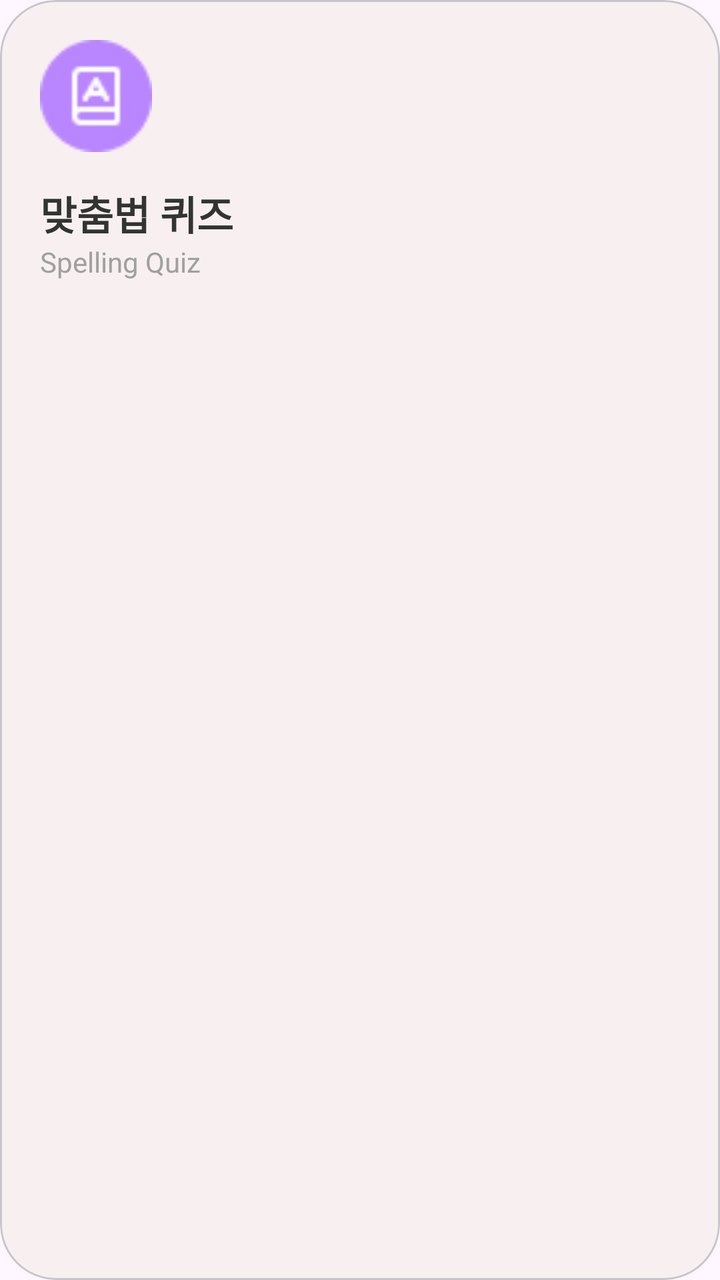
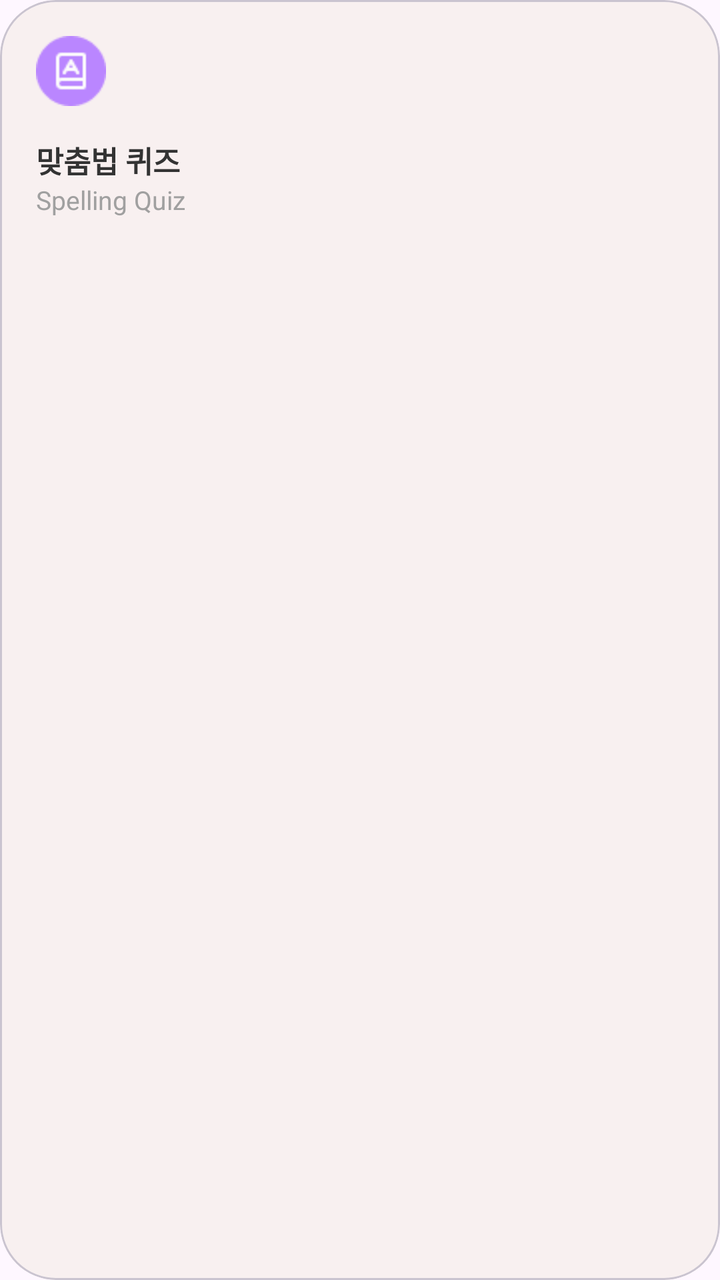

An Android layout rendered at two revisions. The XML below is the earlier revision; the diff shows what the commit changed to produce the second picture.
<!-- AndroidManifest.xml: application theme Theme.GURU2 -->
<!-- res/layout/activity_main_card.xml -->
<?xml version="1.0" encoding="utf-8"?>
<com.google.android.material.card.MaterialCardView
    xmlns:android="http://schemas.android.com/apk/res/android"
    xmlns:app="http://schemas.android.com/apk/res-auto"
    android:layout_width="match_parent"
    android:layout_height="wrap_content"
    app:cardCornerRadius="28.dp"
    app:cardElevation="0.dp"
    app:cardBackgroundColor="#F8F0F0"
    android:clickable="true"
    android:focusable="true"
    android:foreground="?attr/selectableItemBackground">

    <LinearLayout
        android:layout_width="match_parent"
        android:layout_height="wrap_content"
        android:orientation="vertical"
        android:padding="20.dp">

        <ImageView
            android:id="@+id/ivIcon"
            android:layout_width="56.dp"
            android:layout_height="56.dp"
            android:src="@drawable/ic_spelling" />

        <TextView
            android:id="@+id/tvTitle"
            android:layout_width="wrap_content"
            android:layout_height="wrap_content"
            android:layout_marginTop="16.dp"
            android:text="맞춤법 퀴즈"
            android:textColor="#333333"
            android:textSize="20sp"
            android:textStyle="bold" />

        <TextView
            android:id="@+id/tvSubTitle"
            android:layout_width="wrap_content"
            android:layout_height="wrap_content"
            android:text="Spelling Quiz"
            android:textColor="#A0A0A0"
            android:textSize="14sp" />

    </LinearLayout>
</com.google.android.material.card.MaterialCardView>
<!-- resources referenced by this layout -->
<resources>
  <!-- drawable ic_spelling: png bitmap (drawable, 1069 bytes) -->
  <style name="Theme.GURU2" parent="Base.Theme.GURU2" />
  <style name="Base.Theme.GURU2" parent="Theme.Material3.DayNight.NoActionBar">
          
          
      </style>
</resources>

<!-- the commit's change to res/layout/activity_main_card.xml (unified diff, before → after) -->
@@ -15,12 +15,12 @@
         android:layout_width="match_parent"
         android:layout_height="wrap_content"
         android:orientation="vertical"
-        android:padding="20.dp">
+        android:padding="18.dp">
 
         <ImageView
             android:id="@+id/ivIcon"
-            android:layout_width="56.dp"
-            android:layout_height="56.dp"
+            android:layout_width="35.dp"
+            android:layout_height="35.dp"
             android:src="@drawable/ic_spelling" />
 
         <TextView
@@ -30,7 +30,7 @@
             android:layout_marginTop="16.dp"
             android:text="맞춤법 퀴즈"
             android:textColor="#333333"
-            android:textSize="20sp"
+            android:textSize="15sp"
             android:textStyle="bold" />
 
         <TextView
@@ -39,7 +39,7 @@
             android:layout_height="wrap_content"
             android:text="Spelling Quiz"
             android:textColor="#A0A0A0"
-            android:textSize="14sp" />
+            android:textSize="13sp" />
 
     </LinearLayout>
 </com.google.android.material.card.MaterialCardView>
